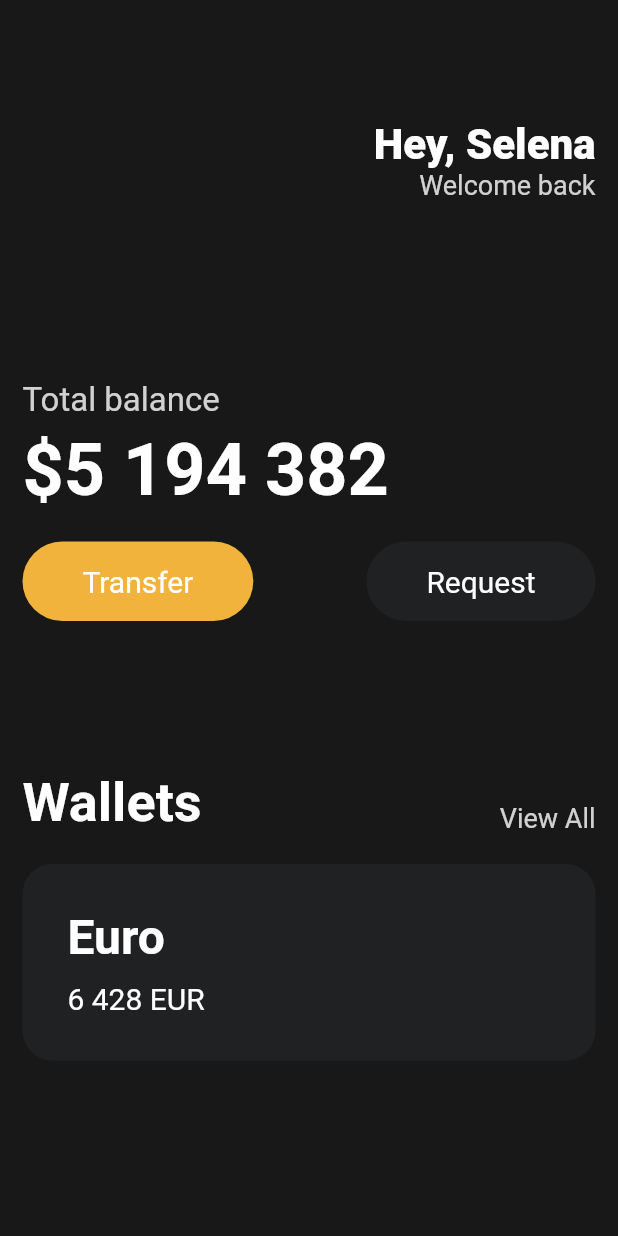
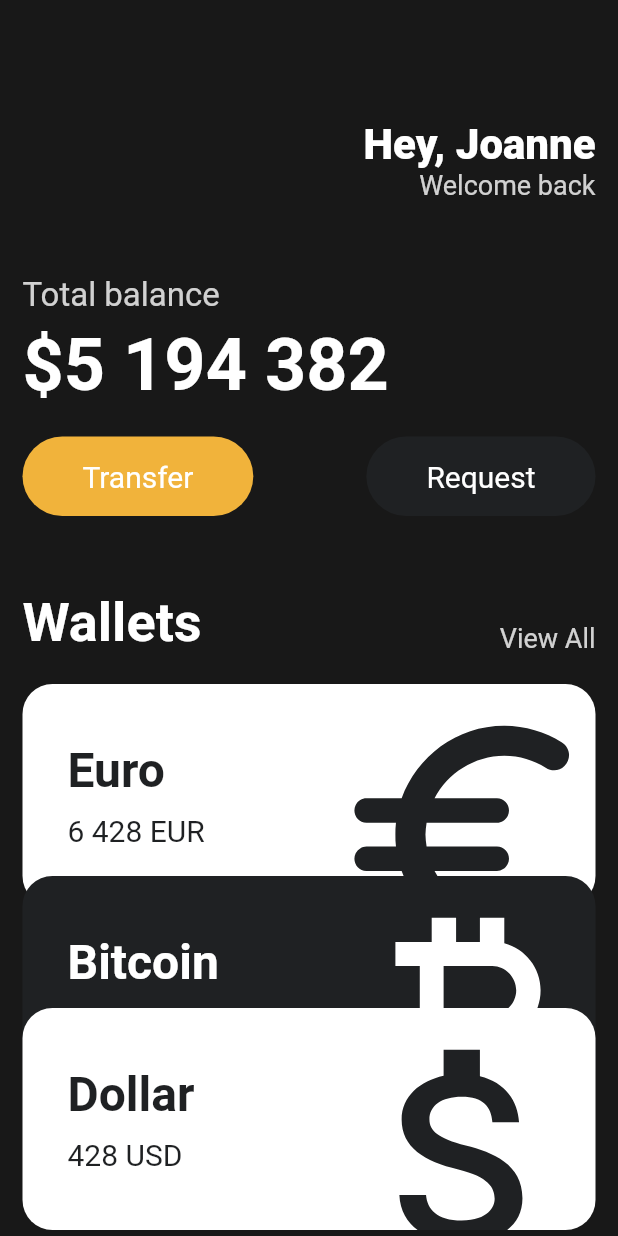
Before and after one commit to seovalue/flutter-webtoon-app, a Flutter app: the screen it shows after launch, on a phone screen of 412 x 824 dp. Run offline on Flutter 3.47's test engine with Material 2 defaults, Android fonts, the phone set to English and light mode, and no system bars.

Commit message:
feat: complete statelessWidget course

```diff
--- a/lib/main.dart
+++ b/lib/main.dart
@@ -1,5 +1,6 @@
 import 'package:flutter/material.dart';
 import 'package:flutter_app/widgets/button.dart';
+import 'package:flutter_app/widgets/currency_card.dart';
 
 void main() {
   runApp(App());
@@ -11,7 +12,8 @@ class App extends StatelessWidget {
     return MaterialApp(
       home: Scaffold(
           backgroundColor: const Color(0xFF181818),
-          body: Padding(
+          body: SingleChildScrollView(
+            child: Padding(
                 padding: const EdgeInsets.symmetric(horizontal: 15),
                 child: Column(
                   crossAxisAlignment: CrossAxisAlignment.start,
@@ -27,7 +29,7 @@ class App extends StatelessWidget {
                           crossAxisAlignment: CrossAxisAlignment.end,
                           children: [
                             const Text(
-                            'Hey, Selena',
+                              'Hey, Joanne',
                               style: TextStyle(
                                 color: Colors.white,
                                 fontSize: 28,
@@ -44,7 +46,7 @@ class App extends StatelessWidget {
                       ],
                     ),
                     const SizedBox(
-                    height: 120,
+                      height: 50,
                     ),
                     Text(
                       'Total balance',
@@ -76,7 +78,7 @@ class App extends StatelessWidget {
                             textColor: Colors.white),
                       ],
                     ),
-                  const SizedBox(height: 100),
+                    const SizedBox(height: 50),
                     Row(
                       crossAxisAlignment: CrossAxisAlignment.end,
                       mainAxisAlignment: MainAxisAlignment.spaceBetween,
@@ -97,48 +99,37 @@ class App extends StatelessWidget {
                     const SizedBox(
                       height: 20,
                     ),
-                  Container(
-                    decoration: BoxDecoration(
-                      color: Color(0xFF1F2123),
-                      borderRadius: BorderRadius.circular(20),
+                    // Wallets 하위 카드들
+                    const CurrencyCard(
+                      currencyName: 'Euro',
+                      code: 'EUR',
+                      amount: '6 428',
+                      icon: Icons.euro_rounded,
+                      isInverted: false,
+                      offset: Offset(0, 0),
                     ),
-                    child: Padding(
-                      padding: const EdgeInsets.all(30),
-                      child: Row(
-                        children: [
-                          Column(
-                            crossAxisAlignment: CrossAxisAlignment.start,
-                            children: [
-                              const Text('Euro',
-                                  style: TextStyle(
-                                    color: Colors.white,
-                                    fontSize: 32,
-                                    fontWeight: FontWeight.w600,
-                                  )),
-                              const SizedBox(height: 10),
-                              Row(
-                                children: [
-                                  const Text('6 428',
-                                      style: TextStyle(
-                                        color: Colors.white,
-                                        fontSize: 20,
-                                      )),
-                                  const SizedBox(width: 5),
-                                  const Text('EUR',
-                                      style: TextStyle(
-                                        color: Colors.white,
-                                        fontSize: 20,
-                                      )),
-                                ],
-                              )
-                            ],
-                          )
-                        ],
+                    const CurrencyCard(
+                      currencyName: 'Bitcoin',
+                      code: 'Bit',
+                      amount: '9 785',
+                      icon: Icons.currency_bitcoin,
+                      isInverted: true,
+                      offset: Offset(0, -20),
                     ),
+                    Transform.translate(
+                      offset: const Offset(0, -40),
+                      child: const CurrencyCard(
+                        currencyName: 'Dollar',
+                        code: 'USD',
+                        amount: '428',
+                        icon: Icons.attach_money_outlined,
+                        isInverted: false,
+                        offset: Offset(0, -40),
                       ),
                     ),
                   ],
-              ))),
+                )),
+          )),
     );
   }
 }
--- /dev/null
+++ b/lib/widgets/currency_card.dart
@@ -0,0 +1,82 @@
+import 'package:flutter/material.dart';
+
+class CurrencyCard extends StatelessWidget {
+  final String currencyName, code, amount;
+  final IconData icon;
+  final bool isInverted;
+  final Offset offset;
+
+  // _ means private
+  final _blackColor = const Color(0xFF1F2123);
+
+  const CurrencyCard({
+    super.key,
+    required this.currencyName,
+    required this.code,
+    required this.amount,
+    required this.icon,
+    required this.isInverted,
+    required this.offset,
+  });
+
+  @override
+  Widget build(BuildContext context) {
+    return Transform.translate(
+      offset: offset,
+      child: Container(
+        clipBehavior: Clip.hardEdge, // hide extra edges
+        decoration: BoxDecoration(
+          color: isInverted ? _blackColor : Colors.white,
+          borderRadius: BorderRadius.circular(20),
+        ),
+        child: Padding(
+          padding: const EdgeInsets.all(30),
+          child: Row(
+            mainAxisAlignment: MainAxisAlignment.spaceBetween,
+            children: [
+              Column(
+                crossAxisAlignment: CrossAxisAlignment.start,
+                children: [
+                  Text(currencyName,
+                      style: TextStyle(
+                        color: isInverted ? Colors.white : _blackColor,
+                        fontSize: 32,
+                        fontWeight: FontWeight.w600,
+                      )),
+                  const SizedBox(height: 10),
+                  Row(
+                    children: [
+                      Text(amount,
+                          style: TextStyle(
+                            color: isInverted ? Colors.white : _blackColor,
+                            fontSize: 20,
+                          )),
+                      const SizedBox(width: 5),
+                      Text(code,
+                          style: TextStyle(
+                            color: isInverted ? Colors.white : _blackColor,
+                            fontSize: 20,
+                          )),
+                    ],
+                  )
+                ],
+              ),
+              Transform.scale(
+                // to scale icon
+                scale: 2.2, // zoom
+                child: Transform.translate(
+                  offset: Offset(-5, 12),
+                  child: Icon(
+                    icon,
+                    color: isInverted ? Colors.white : _blackColor,
+                    size: 88,
+                  ),
+                ),
+              ),
+            ],
+          ),
+        ),
+      ),
+    );
+  }
+}
```
Also changed, not shown: 1 other file. Lines whose indentation alone changed are shown as unchanged.
